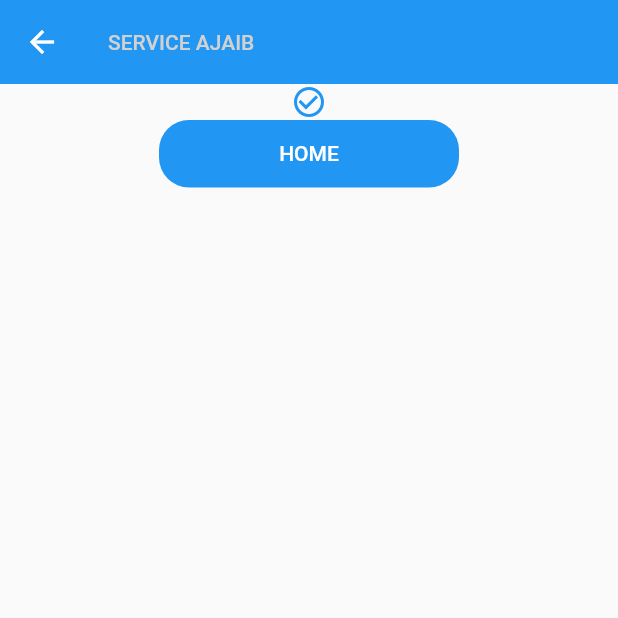
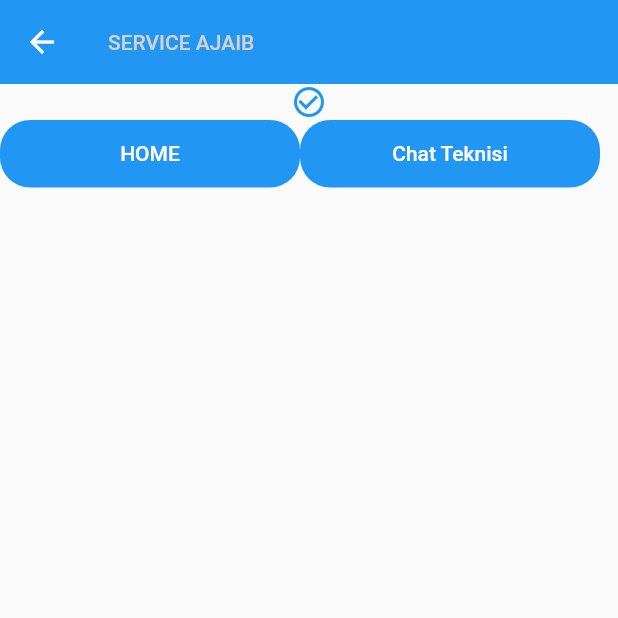
Before and after one commit to anommudita/serviceajaib, a Flutter app: the Diterima screen opened directly, on a phone screen of 412 x 824 dp, the top half of it. Run offline on Flutter 3.47's test engine with Material 2 defaults, Android fonts, the phone set to English and light mode, and no system bars; network calls fail.

Commit message:
Menambahkan halaman kembali ke menu chat

```diff
--- a/service_ajaib/lib/bottom_navigator/diterimaPage.dart
+++ b/service_ajaib/lib/bottom_navigator/diterimaPage.dart
@@ -35,6 +35,11 @@ class _Diterima extends State<Diterima> {
                     ),
                   ),
                   new Container(
+                      child: Column(
+                    children: <Widget>[
+                      Row(
+                        children: <Widget>[
+                          new Container(
                             width: 200,
                             height: 45,
                             child: TextButton(
@@ -53,6 +58,29 @@ class _Diterima extends State<Diterima> {
                               ),
                             ),
                           ),
+                          new Container(
+                            width: 200,
+                            height: 45,
+                            child: TextButton(
+                              style: TextButton.styleFrom(
+                                backgroundColor: Colors.blue,
+                                shape: RoundedRectangleBorder(
+                                  borderRadius: BorderRadius.circular(20),
+                                ),
+                              ),
+                              onPressed: () {},
+                              child: Text(
+                                "Chat Teknisi",
+                                style: TextStyle(
+                                  color: Color(0xffffffff),
+                                ),
+                              ),
+                            ),
+                          )
+                        ],
+                      )
+                    ],
+                  )),
                 ],
               ),
             )
```
Also changed, not shown: service_ajaib/lib/bottom_navigator/chat_bottnav.dart (+14 -9 lines). Lines whose indentation alone changed are shown as unchanged.
